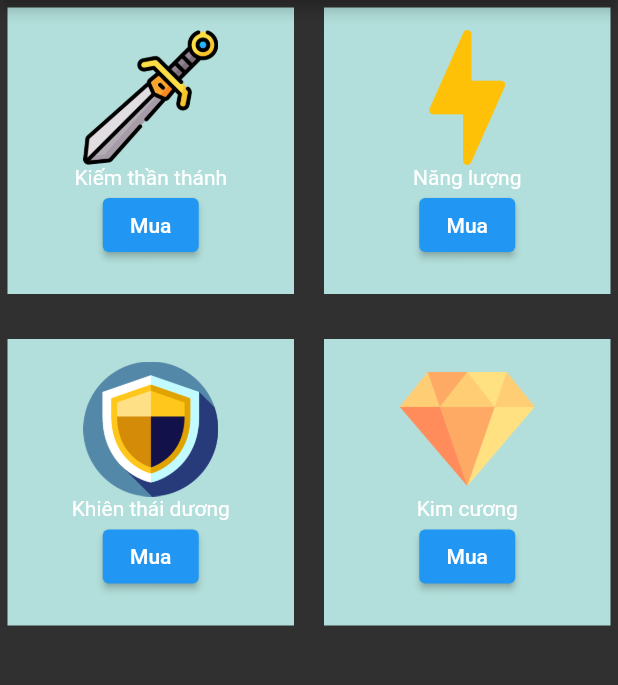
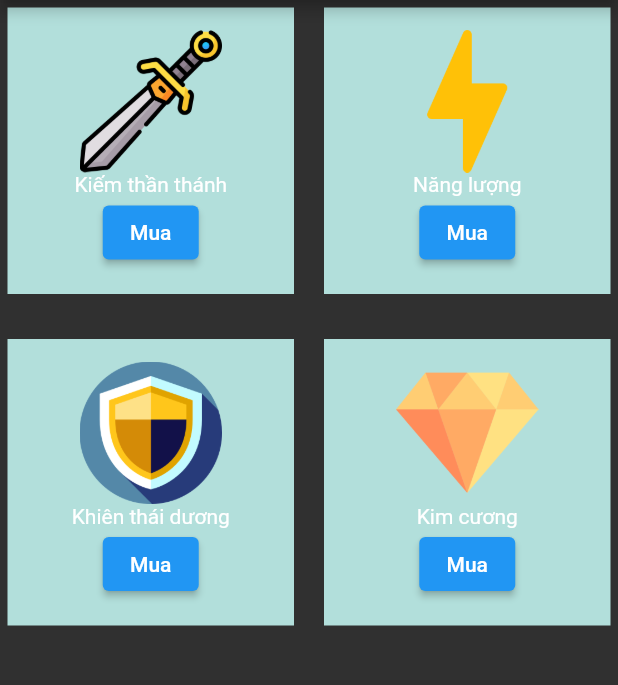
Before and after one commit to ZinQuyen/BPQ-HUb, a Flutter app: the Shopping screen opened directly, on a phone screen of 412 x 824 dp, the part 84-769 px from its top. Run offline on Flutter 3.47's test engine with Material 2 defaults, Android fonts, the phone set to English and light mode, and no system bars; our stand-ins replace get.

Commit message:
update item height shop

```diff
--- a/lib/screens/Shop.dart
+++ b/lib/screens/Shop.dart
@@ -40,7 +40,7 @@ class _ShoppingState extends State<Shopping> {
                    image: AssetImage(
                      'image/sword.png',
                    ),
-                   height: 90,
+                   height: 95,
 
                  ),
                  Text('Kiếm thần thánh'),
@@ -59,7 +59,7 @@ class _ShoppingState extends State<Shopping> {
                    image: AssetImage(
                      'image/thunder.png',
                    ),
-                   height: 90,
+                   height: 95,
 
                  ),
                  Text('Năng lượng'),
@@ -78,7 +78,7 @@ class _ShoppingState extends State<Shopping> {
                    image: AssetImage(
                      'image/shield.png',
                    ),
-                   height: 90,
+                   height: 95,
 
                  ),
                  Text('Khiên thái dương'),
@@ -97,7 +97,7 @@ class _ShoppingState extends State<Shopping> {
                    image: AssetImage(
                      'image/dm.png',
                    ),
-                   height: 90,
+                   height: 95,
 
                  ),
                  Text('Kim cương'),
```
